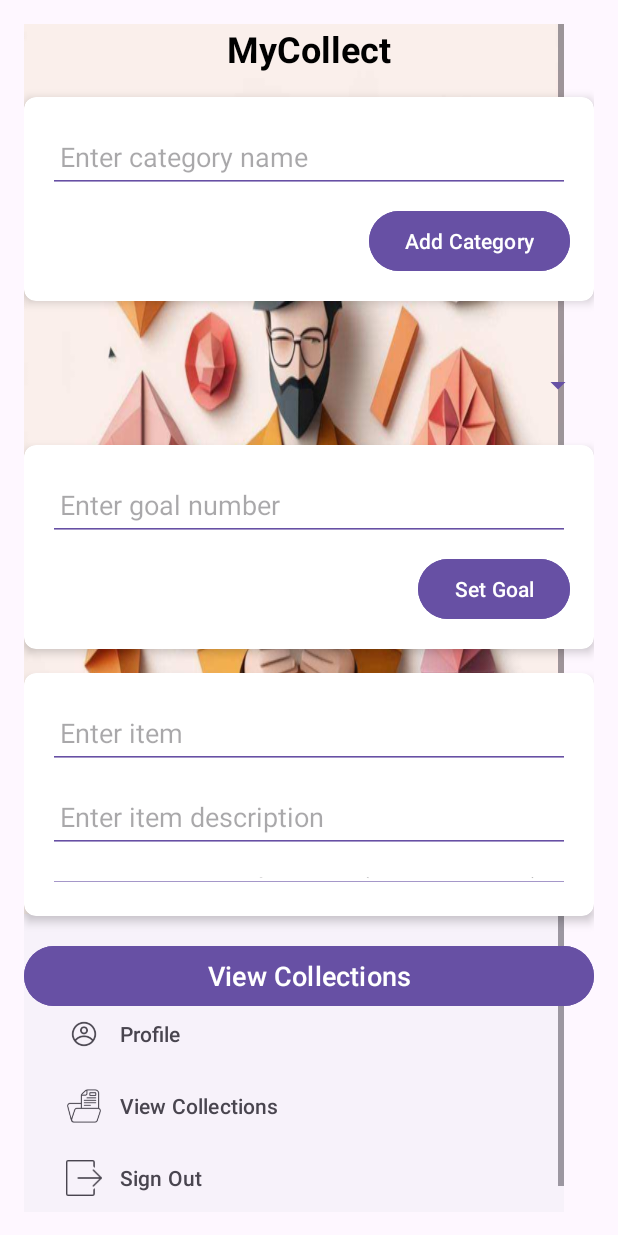
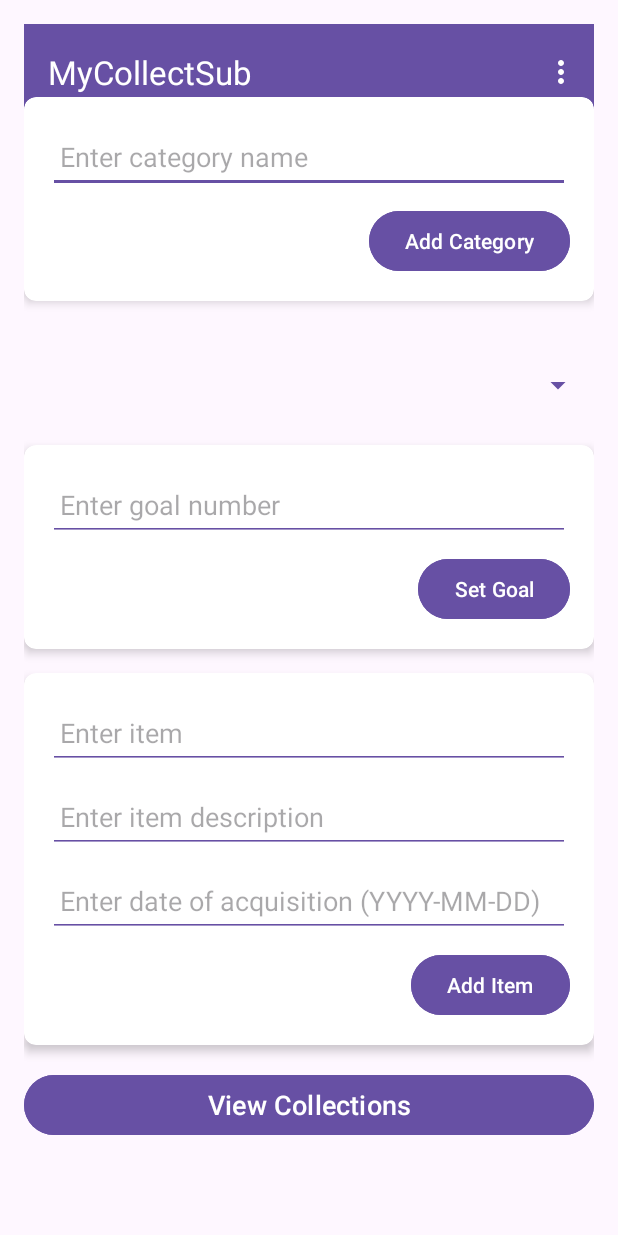
Before and after one commit to ST10062618/MyCollectRepo, an Android app: the MainActivity screen opened directly, with no data from a screen before it, on a phone screen of 412 x 824 dp. Run offline under Robolectric (Android 15) with nearby library versions, the phone set to English and light mode, and no system bars.

Commit message:
functioning menu. added.

```diff
--- a/app/src/main/java/com/authorisation/mycollectsub/MainActivity.kt
+++ b/app/src/main/java/com/authorisation/mycollectsub/MainActivity.kt
@@ -2,15 +2,13 @@ package com.authorisation.mycollectsub
 
 import android.content.Intent
 import android.os.Bundle
+import android.view.Menu
 import android.view.MenuItem
 import android.widget.*
-import androidx.appcompat.app.ActionBarDrawerToggle
 import androidx.appcompat.app.AppCompatActivity
-import androidx.core.view.GravityCompat
+import androidx.appcompat.widget.Toolbar
 import androidx.core.view.ViewCompat
 import androidx.core.view.WindowInsetsCompat
-import androidx.drawerlayout.widget.DrawerLayout
-import com.google.android.material.navigation.NavigationView
 import com.google.firebase.FirebaseApp
 
 data class Goal(val category: String, var number: Int)
@@ -40,7 +38,7 @@ object DataManager {
     }
 }
 
-class MainActivity : AppCompatActivity(), NavigationView.OnNavigationItemSelectedListener {
+class MainActivity : AppCompatActivity() {
 
     private lateinit var categoryInput: EditText
     private lateinit var goalInput: EditText
@@ -52,8 +50,6 @@ class MainActivity : AppCompatActivity(), NavigationView.OnNavigationItemSelecte
     private lateinit var addGoalButton: Button
     private lateinit var addItemButton: Button
     private lateinit var viewCollectionsButton: Button
-    private lateinit var drawerLayout: DrawerLayout
-    private lateinit var navView: NavigationView
 
     override fun onCreate(savedInstanceState: Bundle?) {
         super.onCreate(savedInstanceState)
@@ -61,6 +57,10 @@ class MainActivity : AppCompatActivity(), NavigationView.OnNavigationItemSelecte
 
         // Initialize Firebase
         FirebaseApp.initializeApp(this)
+
+        // Initialize Toolbar
+        val toolbar: Toolbar = findViewById(R.id.toolbar)
+        setSupportActionBar(toolbar)
 
         // Initialize UI components
         goalInput = findViewById(R.id.goal_number_input)
@@ -73,15 +73,6 @@ class MainActivity : AppCompatActivity(), NavigationView.OnNavigationItemSelecte
         addGoalButton = findViewById(R.id.add_goal_button)
         addItemButton = findViewById(R.id.add_item_button)
         viewCollectionsButton = findViewById(R.id.view_collections_button)
-        drawerLayout = findViewById(R.id.drawer_layout)
-        navView = findViewById(R.id.navigation_view)
-
-        // Set up the navigation drawer
-        val toggle = ActionBarDrawerToggle(this, drawerLayout, R.string.navigation_drawer_open, R.string.navigation_drawer_close)
-        drawerLayout.addDrawerListener(toggle)
-        toggle.syncState()
-
-        navView.setNavigationItemSelectedListener(this)
 
         // Populate initial categories into the Spinner
         updateCategorySpinner()
@@ -93,7 +84,6 @@ class MainActivity : AppCompatActivity(), NavigationView.OnNavigationItemSelecte
 
         // Method to add category
         addCategoryButton.setOnClickListener {
-            try {
             val category = categoryInput.text.toString().trim()
             if (category.isNotBlank()) {
                 DataManager.addCategoryWithGoal(category, 0)
@@ -103,14 +93,10 @@ class MainActivity : AppCompatActivity(), NavigationView.OnNavigationItemSelecte
             } else {
                 Toast.makeText(this, "Category cannot be empty", Toast.LENGTH_SHORT).show()
             }
-            } catch (e: Exception) {
-                Toast.makeText(this, "Error adding category: ${e.localizedMessage}", Toast.LENGTH_SHORT).show()
-            }
         }
 
         // Method to set goals for selected category
         addGoalButton.setOnClickListener {
-            try {
             val selectedCategory = categorySpinner.selectedItem as String
             val goalNumberInput = goalInput.text.toString().toIntOrNull() ?: 0
 
@@ -122,14 +108,10 @@ class MainActivity : AppCompatActivity(), NavigationView.OnNavigationItemSelecte
                     Toast.makeText(this, "Goal set successfully", Toast.LENGTH_SHORT).show()
                 }
             }
-            } catch (e: Exception) {
-                Toast.makeText(this, "Error setting goal: ${e.localizedMessage}", Toast.LENGTH_SHORT).show()
-            }
         }
 
         // Method to add item to the collection
         addItemButton.setOnClickListener {
-            try {
             val item = itemInput.text.toString().trim()
             val description = descriptionInput.text.toString().trim()
             val date = dateInput.text.toString().trim()
@@ -141,10 +123,8 @@ class MainActivity : AppCompatActivity(), NavigationView.OnNavigationItemSelecte
                 dateInput.text.clear()
                 Toast.makeText(this, "Item added successfully", Toast.LENGTH_SHORT).show()
             } else {
-                    Toast.makeText(this, "Item and description cannot be empty", Toast.LENGTH_SHORT).show()
-                }
-            } catch (e: Exception) {
-                Toast.makeText(this, "Error adding item: ${e.localizedMessage}", Toast.LENGTH_SHORT).show()
+                Toast.makeText(this, "Item and description cannot be empty", Toast.LENGTH_SHORT)
+                    .show()
             }
         }
 
@@ -157,40 +137,30 @@ class MainActivity : AppCompatActivity(), NavigationView.OnNavigationItemSelecte
     }
 
     private fun updateCategorySpinner() {
-        try {
         val categories = DataManager.getAllGoals().map { it.category }
         val adapter = ArrayAdapter(this, android.R.layout.simple_spinner_item, categories)
         adapter.setDropDownViewResource(android.R.layout.simple_spinner_dropdown_item)
         categorySpinner.adapter = adapter
-        } catch (e: Exception) {
-            Toast.makeText(this, "Error updating category spinner: ${e.localizedMessage}", Toast.LENGTH_SHORT).show()
-        }
     }
 
-    override fun onNavigationItemSelected(item: MenuItem): Boolean {
-        when (item.itemId) {
-            R.id.nav_home -> {
-                Toast.makeText(this, "Home clicked", Toast.LENGTH_SHORT).show()
-            }
-            R.id.nav_profile -> {
-                Toast.makeText(this, "Profile clicked", Toast.LENGTH_SHORT).show()
-            }
-            R.id.nav_view_collections -> {
-                startActivity(Intent(this, ViewCollectionsActivity::class.java))
-            }
-            R.id.nav_sign_out -> {
-                Toast.makeText(this, "Sign Out clicked", Toast.LENGTH_SHORT).show()
-            }
-        }
-        drawerLayout.closeDrawer(GravityCompat.START)
+    override fun onCreateOptionsMenu(menu: Menu?): Boolean {
+        menuInflater.inflate(R.menu.main_menu, menu)
         return true
     }
 
-    override fun onBackPressed() {
-        if (drawerLayout.isDrawerOpen(GravityCompat.START)) {
-            drawerLayout.closeDrawer(GravityCompat.START)
-        } else {
-            super.onBackPressed()
+    // Menu navigation
+    override fun onOptionsItemSelected(item: MenuItem): Boolean {
+        return when (item.itemId) {
+            R.id.nav_view_collections -> {
+                startActivity(Intent(this, ViewCollectionsActivity::class.java))
+                true
+            }
+            R.id.nav_sign_out -> {
+                startActivity(Intent(this, LogIn::class.java))
+                finish() // Optionally, finish this activity so the user can't navigate back to it
+                true
+            }
+            else -> super.onOptionsItemSelected(item)
         }
     }
 }
--- a/app/src/main/res/layout/activity_main.xml
+++ b/app/src/main/res/layout/activity_main.xml
@@ -1,3 +1,4 @@
+<!-- res/layout/activity_main.xml -->
 <androidx.drawerlayout.widget.DrawerLayout xmlns:android="http://schemas.android.com/apk/res/android"
     xmlns:app="http://schemas.android.com/apk/res-auto"
     xmlns:tools="http://schemas.android.com/tools"
@@ -13,27 +14,29 @@
         android:layout_height="match_parent"
         android:padding="16dp">
 
-        <!-- Navigation Drawer -->
-        <com.google.android.material.navigation.NavigationView
-            android:id="@+id/navigation_view"
-            android:layout_width="wrap_content"
-            android:layout_height="match_parent"
-            android:layout_gravity="start"
-            app:menu="@menu/drawer_menu"
-            app:headerLayout="@layout/nav_header"/>
+        <!-- Toolbar -->
+        <androidx.appcompat.widget.Toolbar
+            android:id="@+id/toolbar"
+            android:layout_width="match_parent"
+            android:layout_height="wrap_content"
+            android:background="?attr/colorPrimary"
+            android:elevation="4dp"
+            android:theme="@style/ThemeOverlay.AppCompat.Dark.ActionBar"
+            app:popupTheme="@style/ThemeOverlay.AppCompat.Light" />
+
+        <!-- Rest of your layout elements -->
 
         <!-- Heading: MyCollect -->
         <TextView
             android:id="@+id/header_text_view"
             android:layout_width="match_parent"
             android:layout_height="wrap_content"
+            android:gravity="center_horizontal"
+            android:paddingBottom="16dp"
             android:text="MyCollect"
+            android:textColor="@android:color/black"
             android:textSize="24sp"
-            android:textStyle="bold"
-            android:paddingBottom="16dp"
-            android:gravity="center_horizontal"
-            android:layout_alignParentTop="true"
-            android:textColor="@android:color/black"/>
+            android:textStyle="bold" />
 
         <!-- Add Category Section -->
         <androidx.cardview.widget.CardView
@@ -132,7 +135,7 @@
 
             <LinearLayout
                 android:layout_width="match_parent"
-                android:layout_height="162dp"
+                android:layout_height="match_parent"
                 android:orientation="vertical"
                 android:padding="16dp">
 
@@ -184,13 +187,22 @@
             android:layout_height="wrap_content"
             android:layout_below="@id/add_item_card"
             android:layout_marginTop="16dp"
+            android:backgroundTint="?attr/colorPrimary"
+            android:minHeight="48dp"
             android:text="View Collections"
-            android:textSize="18sp"
-            android:backgroundTint="?attr/colorPrimary"
             android:textColor="@android:color/white"
-            android:layout_marginBottom="16dp"/>
+            android:textSize="18sp" />
+
     </RelativeLayout>
 
-
+    <!-- Navigation view if required -->
+    <com.google.android.material.navigation.NavigationView
+        android:id="@+id/navigation_view"
+        android:layout_width="wrap_content"
+        android:layout_height="match_parent"
+        android:layout_gravity="start"
+        app:menu="@menu/main_menu"
+        app:headerLayout="@layout/nav_header"
+        />
 
 </androidx.drawerlayout.widget.DrawerLayout>
--- a/app/src/main/res/menu/drawer_menu.xml
+++ /dev/null
@@ -1,18 +0,0 @@
-<menu xmlns:android="http://schemas.android.com/apk/res/android">
-    <item
-        android:id="@+id/nav_home"
-        android:icon="@drawable/ic_home"
-        android:title="Home" />
-    <item
-        android:id="@+id/nav_profile"
-        android:icon="@drawable/ic_profile"
-        android:title="Profile" />
-    <item
-        android:id="@+id/nav_view_collections"
-        android:icon="@drawable/ic_collections"
-        android:title="View Collections" />
-    <item
-        android:id="@+id/nav_sign_out"
-        android:icon="@drawable/ic_sign_out"
-        android:title="Sign Out" />
-</menu>
--- /dev/null
+++ b/app/src/main/res/menu/main_menu.xml
@@ -0,0 +1,9 @@
+<!-- res/menu/main_menu.xml -->
+<menu xmlns:android="http://schemas.android.com/apk/res/android">
+    <item
+        android:id="@+id/nav_view_collections"
+        android:title="View Collections" />
+    <item
+        android:id="@+id/nav_sign_out"
+        android:title="Sign Out" />
+</menu>
```
Lines whose indentation alone changed are shown as unchanged.
